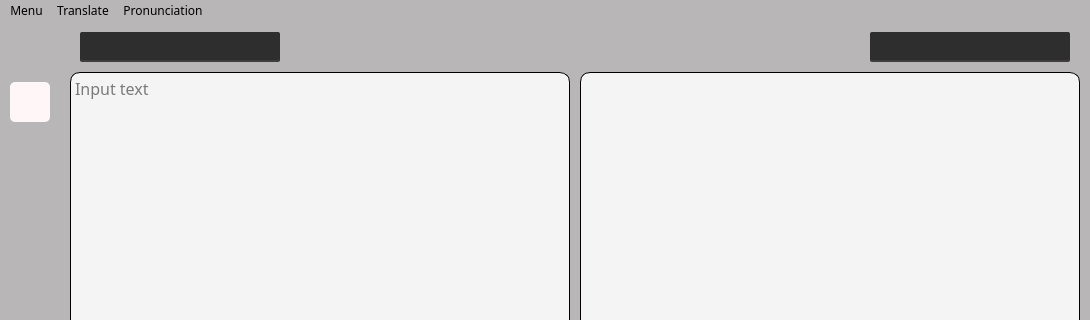
Before: the Qt Designer form TranslateMate.ui in spone12/translated_mate, drawn with Qt 5; both pictures show x 0 to 1090 and y 0 to 320 of the 1090 by 470 pixel window.
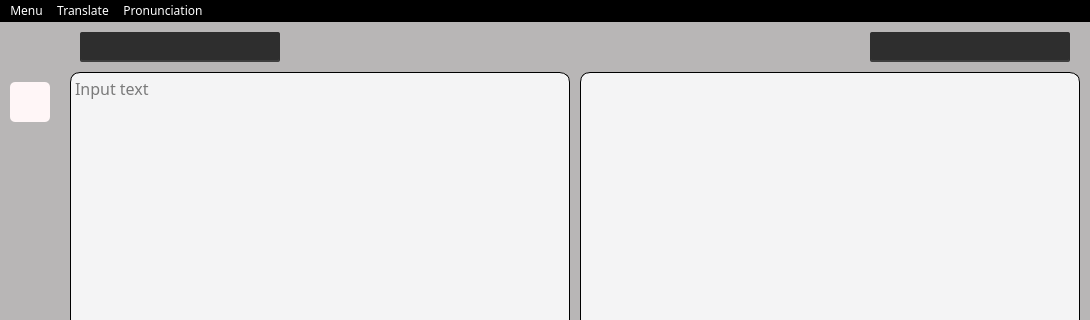
After: the same form once the commit is applied. Icons and pictures are not drawn.

The edit to the form file:
```diff
--- a/TranslateMate.ui
+++ b/TranslateMate.ui
@@ -724,6 +724,19 @@
      <height>20</height>
     </rect>
    </property>
+   <property name="cursor">
+    <cursorShape>ArrowCursor</cursorShape>
+   </property>
+   <property name="autoFillBackground">
+    <bool>false</bool>
+   </property>
+   <property name="styleSheet">
+    <string notr="true">#menubar {
+	background: black;
+	color: white;
+}
+</string>
+   </property>
    <widget class="QMenu" name="menuMenu">
     <property name="title">
      <string>Menu</string>
@@ -744,7 +757,13 @@
     <addaction name="chooseTranslator"/>
     <addaction name="actionLeaveTheFormatting"/>
    </widget>
-   <widget class="QMenu" name="menuProu">
+   <widget class="QMenu" name="menuProunanciation">
+    <property name="cursor">
+     <cursorShape>PointingHandCursor</cursorShape>
+    </property>
+    <property name="styleSheet">
+     <string notr="true">background-color: #2e2e2e;</string>
+    </property>
     <property name="title">
      <string>Pronunciation</string>
     </property>
@@ -758,7 +777,7 @@
    </widget>
    <addaction name="menuMenu"/>
    <addaction name="menuTranslate"/>
-   <addaction name="menuProu"/>
+   <addaction name="menuProunanciation"/>
   </widget>
   <widget class="QStatusBar" name="statusbar"/>
   <action name="actionExit">
```
Left out of the diff: 18 changed lines with no effect on the pictures.
